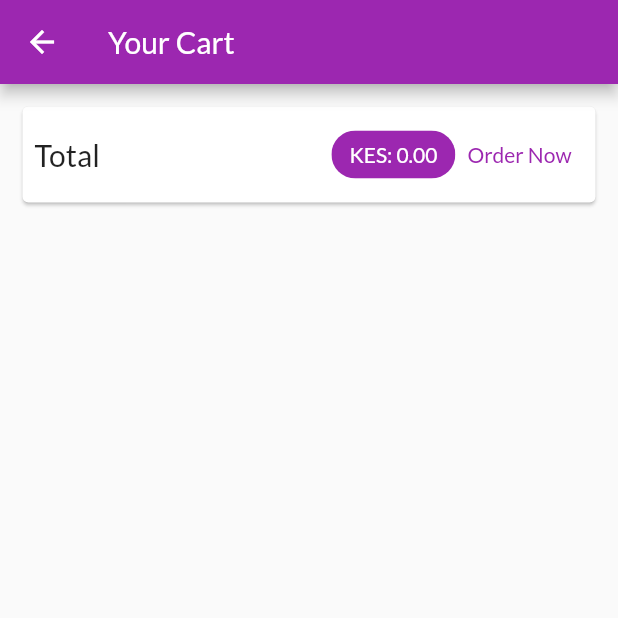
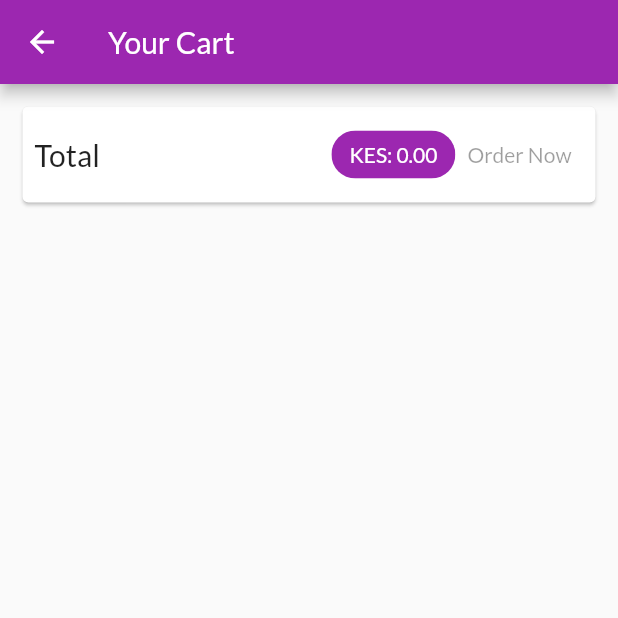
Before and after one commit to MakamuEvans/flutterShopApp, a Flutter app: the CartScreen screen opened by its route, on a phone screen of 412 x 824 dp, the top half of it. Run offline on Flutter 3.47's test engine with Material 2 defaults, Android fonts, the phone set to English and light mode, and no system bars; missing offline and left inert: dart:ffi; network calls fail.

```diff
--- a/lib/providers/products.dart
+++ b/lib/providers/products.dart
@@ -69,6 +69,8 @@ class Products with ChangeNotifier {
       final response = await http.get(url);
       final data = json.decode(response.body) as Map<String, dynamic>;
       final List<Product> loadedProducts = [];
+      if (loadedProducts == null)
+        return;
       data.forEach((key, value) {
         loadedProducts.add(Product(
             id: key,
--- a/lib/screens/cart.dart
+++ b/lib/screens/cart.dart
@@ -3,6 +3,7 @@ import 'package:provider/provider.dart';
 import 'package:shop_app/providers/cart.dart';
 import 'package:shop_app/providers/orders.dart';
 import 'package:shop_app/widgets/cart_view.dart';
+import 'package:shop_app/widgets/order_button.dart';
 
 class CartScreen extends StatelessWidget {
   static const routeName = '/cart';
@@ -39,13 +40,7 @@ class CartScreen extends StatelessWidget {
                       ),
                       backgroundColor: Theme.of(context).primaryColor,
                     ),
-                    TextButton(
-                        onPressed: () {
-                          Provider.of<Orders>(context, listen: false).addOrder(
-                              cart.items.values.toList(), cart.totalAmount);
-                          cart.clear();
-                        },
-                        child: Text('Order Now'))
+                    OrderButton(cart: cart)
                   ],
                 )),
           ),
--- /dev/null
+++ b/lib/widgets/order_button.dart
@@ -0,0 +1,36 @@
+import 'package:flutter/material.dart';
+import 'package:provider/provider.dart';
+import 'package:shop_app/providers/cart.dart';
+import 'package:shop_app/providers/orders.dart';
+
+class OrderButton extends StatefulWidget {
+  const OrderButton({
+    Key key,
+    @required this.cart,
+  }) : super(key: key);
+
+  final Cart cart;
+
+  @override
+  _OrderButtonState createState() => _OrderButtonState();
+}
+
+class _OrderButtonState extends State<OrderButton> {
+  var _isLoading = false;
+  @override
+  Widget build(BuildContext context) {
+    return TextButton(
+        onPressed:( widget.cart.totalAmount <= 0 || _isLoading) ? null : () async {
+          setState(() {
+            _isLoading = true;
+          });
+          await Provider.of<Orders>(context, listen: false).addOrder(
+              widget.cart.items.values.toList(), widget.cart.totalAmount);
+          setState(() {
+            _isLoading = false;
+          });
+          widget.cart.clear();
+        },
+        child: _isLoading ? CircularProgressIndicator() :  Text('Order Now'));
+  }
+}
```
Also changed, not shown: lib/providers/orders.dart (+51 -8 lines), lib/providers/product.dart (+17 -1 lines), lib/screens/orders_screen.dart (+48 -10 lines).
